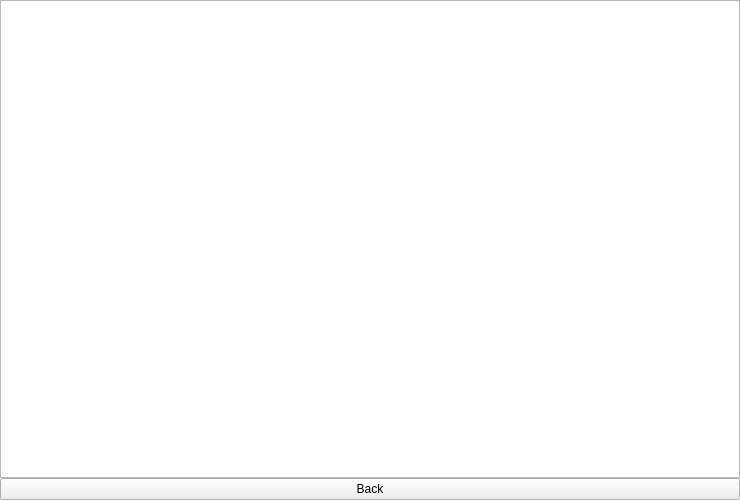
The window that menus/books_menu/books_menu.ui (JoaoCarlosNascimento/HandSignLanguage) describes before a commit, drawn with Qt 5.
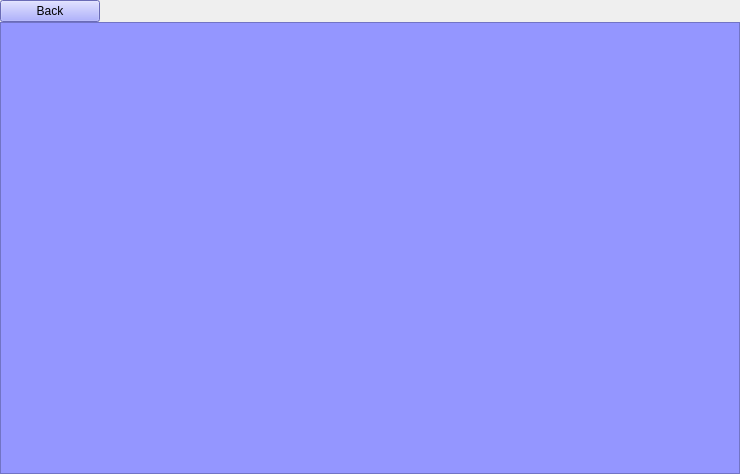
The same window after the commit.

The edit to the form file:
```diff
--- a/menus/books_menu/books_menu.ui
+++ b/menus/books_menu/books_menu.ui
@@ -7,7 +7,7 @@
     <x>0</x>
     <y>0</y>
     <width>740</width>
-    <height>500</height>
+    <height>474</height>
    </rect>
   </property>
   <property name="windowTitle">
@@ -32,15 +32,35 @@
    <property name="spacing">
     <number>0</number>
    </property>
-   <item row="1" column="0">
+   <item row="0" column="0">
     <widget class="QPushButton" name="pb_back">
+     <property name="maximumSize">
+      <size>
+       <width>100</width>
+       <height>50</height>
+      </size>
+     </property>
+     <property name="styleSheet">
+      <string notr="true">font: 18pt &quot;Franklin Gothic Demi&quot;;
+background-color: rgb(148, 150, 255);</string>
+     </property>
      <property name="text">
       <string>Back</string>
      </property>
     </widget>
    </item>
-   <item row="0" column="0">
+   <item row="1" column="0">
     <widget class="QListWidget" name="listWidget">
+     <property name="maximumSize">
+      <size>
+       <width>16777215</width>
+       <height>16777215</height>
+      </size>
+     </property>
+     <property name="styleSheet">
+      <string notr="true">border-top-color: rgb(0, 0, 0);
+background-color: rgb(148, 150, 255);</string>
+     </property>
      <property name="editTriggers">
       <set>QAbstractItemView::NoEditTriggers</set>
      </property>
```
Left out of the diff: 2 changed lines with no effect on the pictures.
